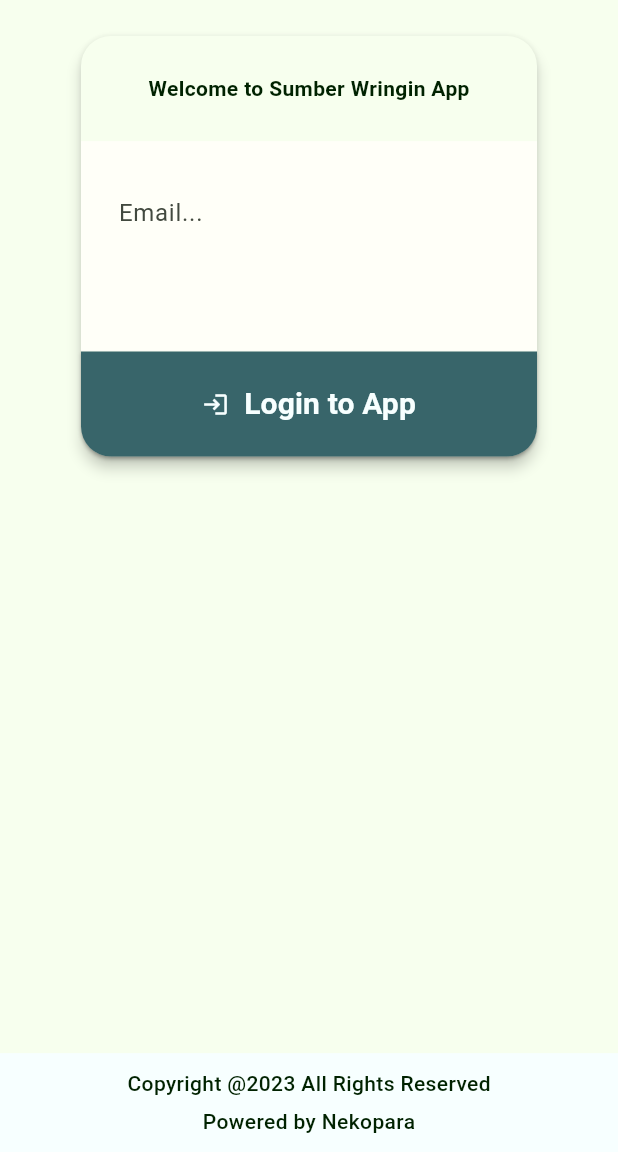
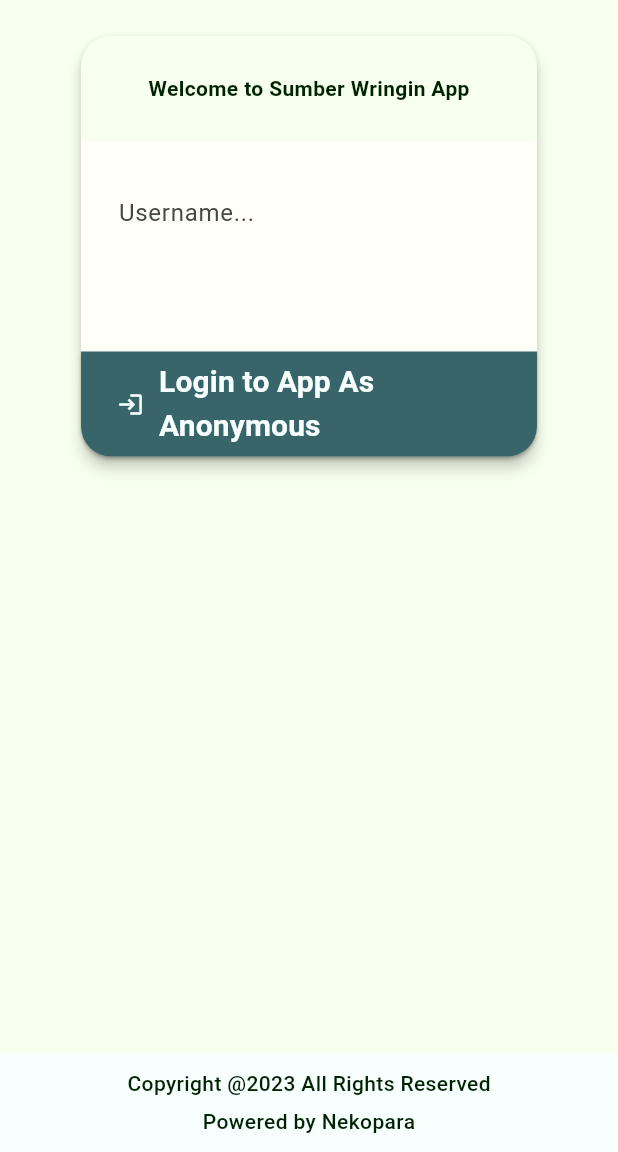
Before and after one commit to Alvin-kor/Puskesmas-Sumber-Wringin-App, a Flutter app: the screen it shows after launch, on a phone screen of 412 x 824 dp, the part 84-1236 px from its top. Run offline on Flutter 3.47's test engine with Material 2 defaults, Android fonts, the phone set to English and light mode, and no system bars; our stand-ins replace firebase_auth, firebase_core, get; accounts and stored records are empty.

Commit message:
login done

```diff
--- a/lib/screens/authenticate/sign_in.dart
+++ b/lib/screens/authenticate/sign_in.dart
@@ -60,13 +60,30 @@ class SignIn extends StatelessWidget {
                     flex: 2,
                     child: Container(
                         padding: EdgeInsets.symmetric(
-                            vertical: isMobileWidth ? 20.0 : 45.0,
+                            vertical: isMobileWidth ? 20.0 : 35.0,
                             horizontal: isMobileWidth ? 25.0 : 40.0),
                         decoration: const BoxDecoration(
                             color: Color.fromARGB(255, 255, 255, 248)),
-                        child: RoundedInput(
-                          hintText: 'Email...',
-                          controller: _auth.emailEditController,
+                        child: Obx(
+                          () => _auth.switchField.value
+                              ? RoundedInput(
+                                  password: true,
+                                  autoFocus: true,
+                                  hintText: 'Password...',
+                                  controller: _auth.passwordEditController,
+                                  onChange: (value) {
+                                    _auth.updateValue('password', value);
+                                  },
+                                )
+                              : RoundedInput(
+                                  password: false,
+                                  autoFocus: false,
+                                  hintText: 'Username...',
+                                  controller: _auth.usernameEditController,
+                                  onChange: (value) {
+                                    _auth.updateValue('username', value);
+                                  },
+                                ),
                         )),
                   ),
                   Expanded(
@@ -84,33 +101,36 @@ class SignIn extends StatelessWidget {
                                     bottom: Radius.circular(20.0))),
                             minimumSize: const Size.fromHeight(10)),
                         onPressed: () {
-                          _auth.emailEditController.text == ''
-                              ? _auth.updateEmail(
-                                  _auth.emailEditController.text, 'Anonymous')
-                              : _auth.updateEmail(
-                                  _auth.emailEditController.text, 'User');
-                          Get.snackbar(
-                              'Login As',
-                              _auth.emailEditController.text != ''
-                                  ? _auth.emailEditController.text.split("@")[0]
-                                  : 'Anonymous');
+                          _auth.username.isEmpty
+                              ? _auth.signIn('Anonymous')
+                              : _auth.username.isNotEmpty &&
+                                      _auth.password.isEmpty
+                                  ? _auth.signIn("Next")
+                                  : _auth.signIn('User');
                         },
                         child: Row(
                           mainAxisAlignment: MainAxisAlignment.center,
-                          children: <Widget>[
+                          children: [
                             Icon(
                               Icons.login,
                               color: Theme.of(context).colorScheme.background,
                             ),
                             const SizedBox(width: 10.0),
-                            Text(
-                              'Login to App',
-                              style: TextStyle(
-                                  fontSize: 20.0,
-                                  fontWeight: FontWeight.bold,
-                                  color:
-                                      Theme.of(context).colorScheme.background),
-                            ),
+                            Obx(() => Flexible(
+                                    child: Text(
+                                  _auth.username.isEmpty
+                                      ? 'Login to App As Anonymous'
+                                      : _auth.password.isEmpty &&
+                                              _auth.switchField.value != true
+                                          ? 'Next'
+                                          : 'Login to App As User',
+                                  style: TextStyle(
+                                      fontSize: 20.0,
+                                      fontWeight: FontWeight.bold,
+                                      color: Theme.of(context)
+                                          .colorScheme
+                                          .background),
+                                ))),
                           ],
                         ),
                       ),
--- a/lib/services/auth.dart
+++ b/lib/services/auth.dart
@@ -5,17 +5,28 @@ import 'package:firebase_auth/firebase_auth.dart';
 
 class AuthServices extends GetxController {
   final isLogged = false.obs;
-  final email = ''.obs;
+  final username = ''.obs;
+  final password = ''.obs;
   final error = ''.obs;
-  final emailEditController = TextEditingController();
+  final switchField = false.obs;
+  final usernameEditController = TextEditingController();
+  final passwordEditController = TextEditingController();
   final FirebaseAuth _auth = FirebaseAuth.instance;
 
-  updateEmail(dataEmail, type) {
-    email(dataEmail);
+  updateValue(type, value) {
+    type == 'username' ? username(value) : password(value);
+  }
+
+  signIn(type) {
     if (type == 'Anonymous') {
       signInAnon();
+    } else if (type == 'Next') {
+      switchField.value = true;
     } else {
-      print('User Login Under Development');
+      username.toString() == 'pkmsw'
+          ? username('$username@admin.com')
+          : username('$username@gmail.com');
+      signInEmailAndPassword();
     }
   }
 
@@ -30,10 +41,31 @@ class AuthServices extends GetxController {
       UserCredential result = await _auth.signInAnonymously();
       User user = result.user!;
       isLogged.value = true;
+      Get.snackbar('Login Success ', 'Login As Anonymous');
       return _userFromFirebaseUser(user);
     } catch (error) {
       print(error.toString());
       return null;
+    }
+  }
+
+  // Sign In Email and Password
+  Future signInEmailAndPassword() async {
+    try {
+      UserCredential result = await _auth.signInWithEmailAndPassword(
+          email: username.toString(), password: password.toString());
+      User user = result.user!;
+      isLogged.value = true;
+      var nameUser = usernameEditController.text.split("@")[0] == 'pkmsw'
+          ? 'Admin'
+          : usernameEditController.text.split("@")[0];
+      Get.snackbar('Login Success ', 'Login As $nameUser');
+      switchField.value = false;
+      usernameEditController.clear();
+      passwordEditController.clear();
+      return _userFromFirebaseUser(user);
+    } catch (error) {
+      print(error.toString());
     }
   }
 
--- a/lib/widgets/rounded_input.dart
+++ b/lib/widgets/rounded_input.dart
@@ -4,18 +4,26 @@ class RoundedInput extends StatelessWidget {
   final String hintText;
   final Function(String)? onSubmit;
   final TextEditingController? controller;
+  final Function(String)? onChange;
+  final bool autoFocus;
+  final bool password;
 
   const RoundedInput({
     super.key,
     this.controller,
     required this.hintText,
     this.onSubmit,
+    this.onChange,
+    required this.autoFocus,
+    required this.password,
   });
 
   @override
   Widget build(BuildContext context) {
     return TextField(
-        autofocus: false,
+        obscureText: password,
+        onChanged: onChange,
+        autofocus: autoFocus,
         controller: controller,
         decoration: InputDecoration(
           isDense: false,
--- a/pubspec.yaml
+++ b/pubspec.yaml
@@ -40,7 +40,6 @@ dependencies:
   cloud_firestore: ^4.4.5
   get: ^4.6.5
   get_storage: ^2.1.1
-  firebase_dynamic_links: ^5.1.0
 
 dev_dependencies:
   flutter_test:
```
Also changed, not shown: pubspec.lock.
